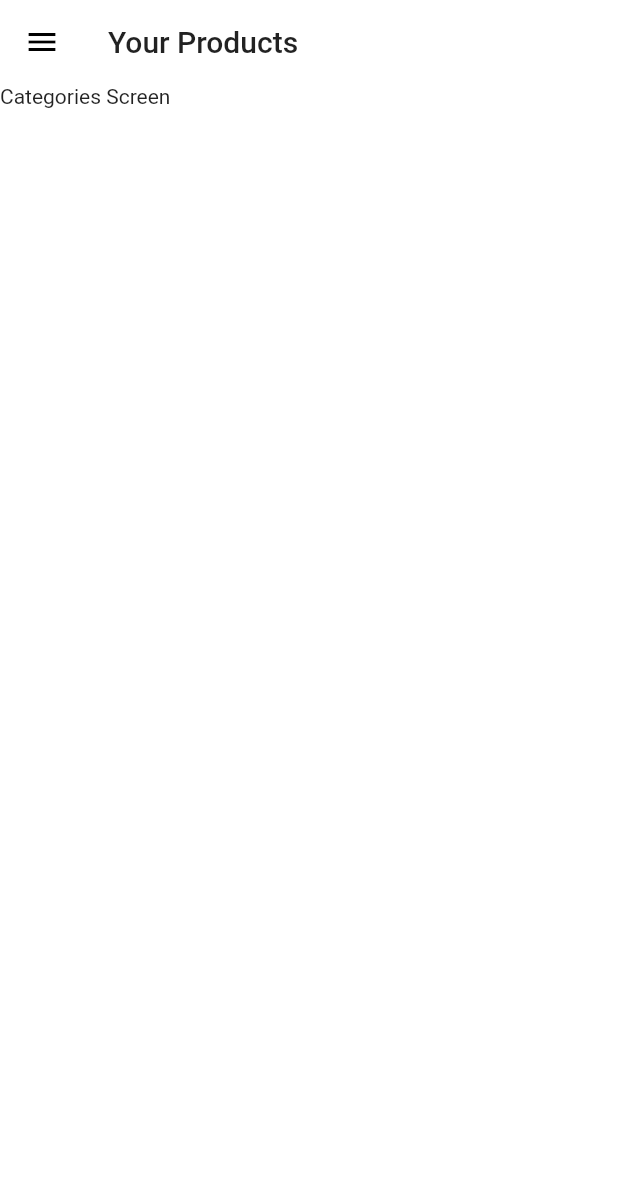
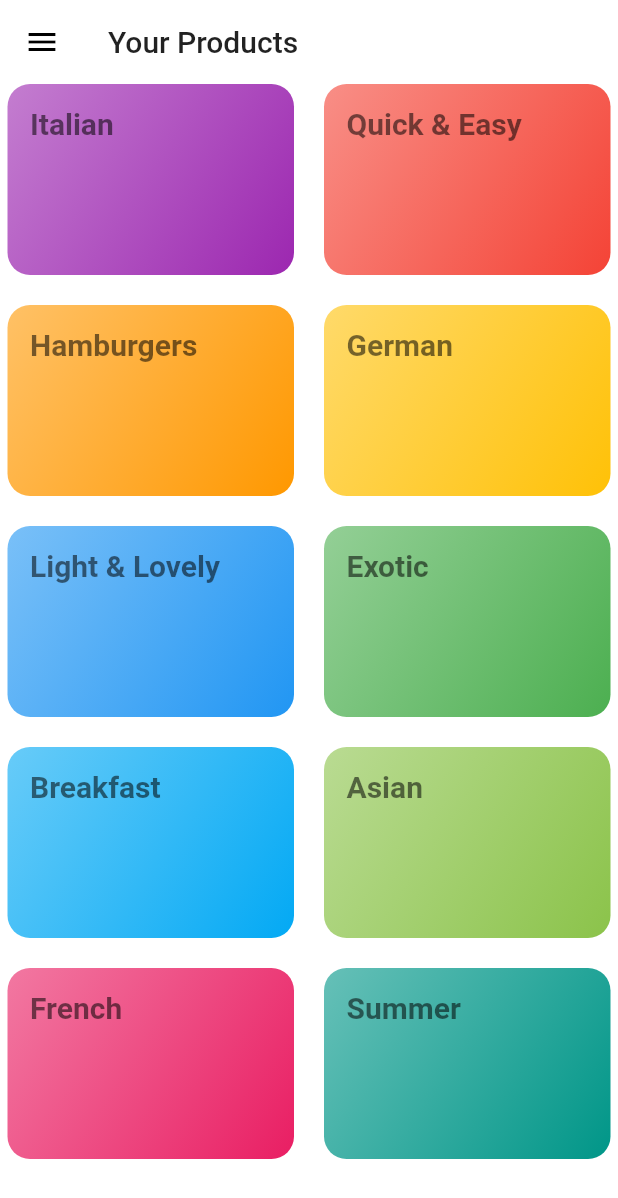
Before and after one commit to zweistein1326/rent_app, a Flutter app: the CategoriesScreen screen opened by its route, on a phone screen of 412 x 824 dp. Shown: the top 1198 px of the screen. Run offline on Flutter 3.47's test engine with Material 2 defaults, Android fonts, the phone set to English and light mode, and no system bars; network calls fail.

Commit message:
update categories_screen.dart

```diff
--- a/lib/main.dart
+++ b/lib/main.dart
@@ -31,9 +31,13 @@ class MyApp extends StatelessWidget {
       child: MaterialApp(
         title: 'Rent-App',
         theme: ThemeData(
-            primarySwatch: Colors.orange,
-            accentColor: Colors.black,
-            scaffoldBackgroundColor: Colors.white),
+          primarySwatch: Colors.orange,
+          accentColor: Colors.black,
+          scaffoldBackgroundColor: Colors.white,
+          textTheme: TextTheme(
+            headline1: TextStyle(fontSize: 20, fontWeight: FontWeight.bold),
+          ),
+        ),
         home: AuthScreen(),
         routes: {
           ProductDetails.routeName: (ctx) => ProductDetails(),
--- /dev/null
+++ b/lib/models/categories.dart
@@ -0,0 +1,66 @@
+import 'package:flutter/material.dart';
+
+class Category {
+  final String id;
+  final String title;
+  final Color color;
+
+  const Category({
+    @required this.id,
+    @required this.title,
+    this.color = Colors.orange,
+  });
+}
+
+const DUMMY_CATEGORIES = const [
+  Category(
+    id: 'c1',
+    title: 'Italian',
+    color: Colors.purple,
+  ),
+  Category(
+    id: 'c2',
+    title: 'Quick & Easy',
+    color: Colors.red,
+  ),
+  Category(
+    id: 'c3',
+    title: 'Hamburgers',
+    color: Colors.orange,
+  ),
+  Category(
+    id: 'c4',
+    title: 'German',
+    color: Colors.amber,
+  ),
+  Category(
+    id: 'c5',
+    title: 'Light & Lovely',
+    color: Colors.blue,
+  ),
+  Category(
+    id: 'c6',
+    title: 'Exotic',
+    color: Colors.green,
+  ),
+  Category(
+    id: 'c7',
+    title: 'Breakfast',
+    color: Colors.lightBlue,
+  ),
+  Category(
+    id: 'c8',
+    title: 'Asian',
+    color: Colors.lightGreen,
+  ),
+  Category(
+    id: 'c9',
+    title: 'French',
+    color: Colors.pink,
+  ),
+  Category(
+    id: 'c10',
+    title: 'Summer',
+    color: Colors.teal,
+  ),
+];
--- a/lib/screens/categories_screen.dart
+++ b/lib/screens/categories_screen.dart
@@ -1,5 +1,7 @@
 import 'package:flutter/material.dart';
+import 'package:rent_app/widgets/category_item.dart';
 import '../widgets/app_drawer.dart';
+import '../models/categories.dart';
 
 class CategoriesScreen extends StatelessWidget {
   static const routeName = '/categories-screen';
@@ -12,7 +14,20 @@ class CategoriesScreen extends StatelessWidget {
           elevation: 0,
           title: Text('Your Products'),
         ),
-      body: Text('Categories Screen'),
-    );
+        body: GridView(
+          padding: EdgeInsets.symmetric(horizontal: 5),
+          gridDelegate: SliverGridDelegateWithMaxCrossAxisExtent(
+            maxCrossAxisExtent: 200,
+            childAspectRatio: 3 / 2,
+            crossAxisSpacing: 20,
+            mainAxisSpacing: 20,
+          ),
+          children: DUMMY_CATEGORIES
+              .map(
+                (catData) =>
+                    CategoryItem(catData.id, catData.title, catData.color),
+              )
+              .toList(),
+        ));
   }
 }
--- /dev/null
+++ b/lib/widgets/category_item.dart
@@ -0,0 +1,39 @@
+import 'package:flutter/material.dart';
+
+class CategoryItem extends StatelessWidget {
+  final String id;
+  final String title;
+  final Color color;
+
+  CategoryItem(this.id, this.title, this.color);
+  void selectCategory(BuildContext ctx) {
+    print(ctx);
+  }
+
+  @override
+  Widget build(BuildContext context) {
+    return InkWell(
+      onTap: () => selectCategory(context),
+      splashColor: Theme.of(context).primaryColor,
+      borderRadius: BorderRadius.circular(10),
+      child: Container(
+        padding: const EdgeInsets.all(15),
+        child: Text(
+          title,
+          style: Theme.of(context).textTheme.headline1,
+        ),
+        decoration: BoxDecoration(
+          gradient: LinearGradient(
+            colors: [
+              color.withOpacity(0.6),
+              color,
+            ],
+            begin: Alignment.topLeft,
+            end: Alignment.bottomRight,
+          ),
+          borderRadius: BorderRadius.circular(15),
+        ),
+      ),
+    );
+  }
+}
```
Lines whose indentation alone changed are shown as unchanged.
